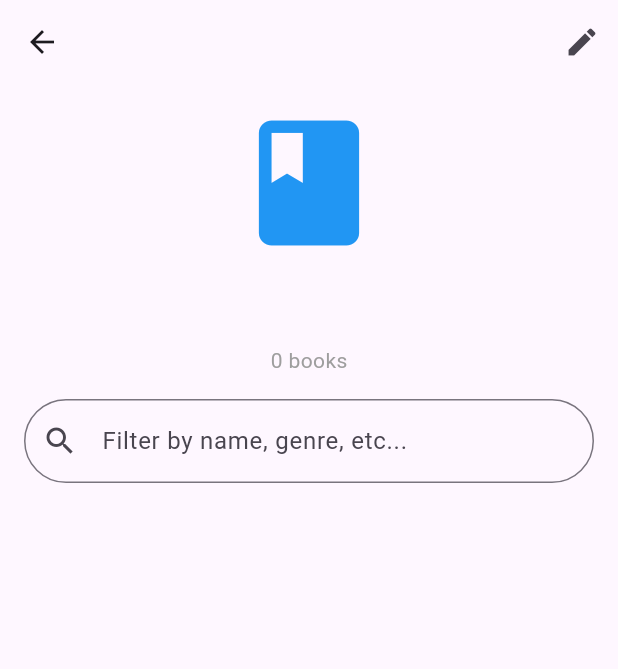
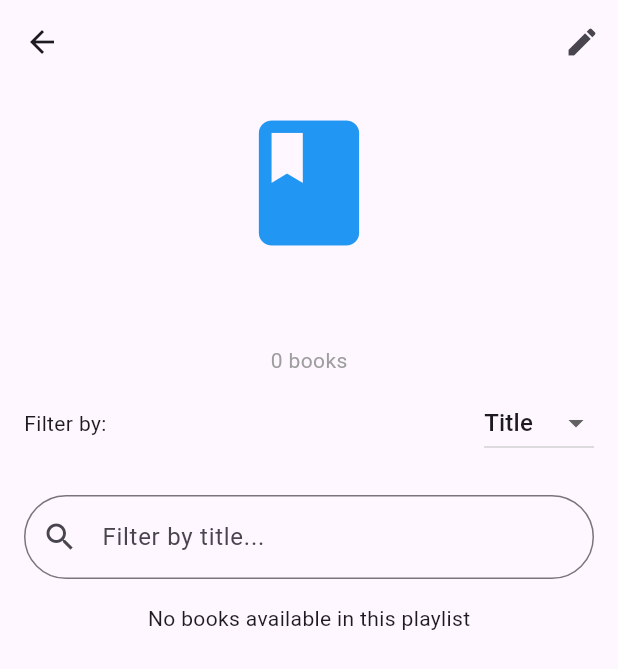
Before and after one commit to diogoguerra03/bookstore, a Flutter app: the PlaylistDetailPage screen opened directly with empty values, on a phone screen of 412 x 824 dp. Shown: the top 669 px of the screen. Run offline on Flutter 3.47's test engine with Material 3 defaults, Android fonts, the phone set to English and light mode, and no system bars; our stand-ins replace connectivity_plus, firebase_auth, firebase_core, firebase_database, firebase_storage, image_picker and 2 more; accounts and stored records are empty.

Commit message:
feature: search books on playlist

```diff
--- a/lib/screens/playlist_detail_page.dart
+++ b/lib/screens/playlist_detail_page.dart
@@ -1,3 +1,4 @@
+import 'dart:async'; // Para usar debounce
 import 'package:flutter/material.dart';
 import 'package:firebase_database/firebase_database.dart';
 import 'package:firebase_auth/firebase_auth.dart';
@@ -25,9 +26,13 @@ class PlaylistDetailPageState extends State<PlaylistDetailPage> {
   final FirebaseAuth _auth = FirebaseAuth.instance;
   final FirebaseDatabase _database = FirebaseDatabase.instance;
   List<Book> books = []; // Lista de objetos do tipo Book
+  List<Book> filteredBooks = []; // Lista de livros filtrados
+  String searchTerm = '';
+  String filterBy = 'title'; // Opções: 'title' ou 'author'
   late DatabaseReference playlistRef; // Referência da playlist
   String? playlistImageUrl;
   String playlistName = ''; // Para manter o nome atualizado
+  Timer? _debounce; // Debounce timer para melhorar performance
 
   @override
   void initState() {
@@ -89,10 +94,12 @@ class PlaylistDetailPageState extends State<PlaylistDetailPage> {
                   coverUrl: bookData['coverUrl'] ?? '',
                 );
               }).toList();
+              _filterBooks(); // Aplica o filtro aos livros
             });
           } else {
             setState(() {
               books = [];
+              filteredBooks = [];
             });
           }
         }
@@ -100,10 +107,36 @@ class PlaylistDetailPageState extends State<PlaylistDetailPage> {
     }
   }
 
+  // Filtra os livros com base no título ou autor
+  void _filterBooks() {
+    setState(() {
+      filteredBooks = books.where((book) {
+        if (filterBy == 'title') {
+          return book.title.toLowerCase().contains(searchTerm.toLowerCase());
+        } else {
+          return book.authors.any((author) =>
+              author.toLowerCase().contains(searchTerm.toLowerCase()));
+        }
+      }).toList();
+    });
+  }
+
+  // Função de debounce para melhorar a performance ao digitar
+  void _onSearchChanged(String value) {
+    if (_debounce?.isActive ?? false) _debounce?.cancel();
+    _debounce = Timer(const Duration(milliseconds: 300), () {
+      setState(() {
+        searchTerm = value;
+        _filterBooks();
+      });
+    });
+  }
+
   @override
   void dispose() {
-    // Remove o listener quando a página for destruída
+    // Remove o listener e cancela o debounce timer
     playlistRef.onDisconnect();
+    _debounce?.cancel();
     super.dispose();
   }
 
@@ -148,43 +181,82 @@ class PlaylistDetailPageState extends State<PlaylistDetailPage> {
                 style:
                     const TextStyle(fontSize: 24, fontWeight: FontWeight.bold)),
             const SizedBox(height: 8),
-            Text('${books.length} books',
+            Text('${filteredBooks.length} books',
                 style: const TextStyle(color: Colors.grey)),
 
-            // Barra de pesquisa (opcional, ainda não implementada a função de filtro)
+            // Dropdown para escolher entre título ou autor
+            Padding(
+              padding: const EdgeInsets.symmetric(vertical: 8.0),
+              child: Row(
+                mainAxisAlignment: MainAxisAlignment.spaceBetween,
+                children: [
+                  const Text("Filter by: "),
+                  DropdownButton<String>(
+                    value: filterBy,
+                    items: const [
+                      DropdownMenuItem(value: 'title', child: Text('Title')),
+                      DropdownMenuItem(value: 'author', child: Text('Author')),
+                    ],
+                    onChanged: (value) {
+                      setState(() {
+                        filterBy = value!;
+                        _filterBooks(); // Atualiza o filtro ao mudar o critério
+                      });
+                    },
+                  ),
+                ],
+              ),
+            ),
+
+            // Barra de pesquisa
             Padding(
               padding: const EdgeInsets.symmetric(vertical: 16.0),
               child: TextField(
+                controller: TextEditingController(text: searchTerm),
                 decoration: InputDecoration(
-                  hintText: 'Filter by name, genre, etc...',
+                  hintText: 'Filter by $filterBy...',
                   border: OutlineInputBorder(
-                      borderRadius: BorderRadius.circular(30)),
+                    borderRadius: BorderRadius.circular(30),
+                  ),
+                  // Lupa à esquerda
                   prefixIcon: const Icon(Icons.search),
+                  // "X" à direita
+                  suffixIcon: searchTerm.isNotEmpty
+                      ? IconButton(
+                          icon: const Icon(Icons.clear),
+                          onPressed: () {
+                            setState(() {
+                              searchTerm = '';
+                              _filterBooks(); // Limpa a pesquisa e atualiza a lista
+                            });
+                          },
+                        )
+                      : null, // Não mostra o "X" se o campo estiver vazio
                 ),
-                onChanged: (value) {
-                  // Função para filtrar os livros (opcional)
-                },
+                onChanged: _onSearchChanged,
               ),
             ),
 
+            // Verifica se há livros na playlist
+            if (books.isEmpty)
+              const Center(child: Text("No books available in this playlist")),
+            // Verifica se o filtro resultou em livros
+            if (filteredBooks.isEmpty && books.isNotEmpty)
+              const Center(child: Text("No books found matching your search")),
+
             // Lista de livros
+            if (filteredBooks.isNotEmpty)
               Expanded(
                 child: ListView.builder(
-                itemCount: books.length,
+                  itemCount: filteredBooks.length,
                   itemBuilder: (context, index) {
-                  final book = books[index];
+                    final book = filteredBooks[index];
                     return ListTile(
-                    // Dentro de 'ListTile', ajuste no leading
                       leading: book.coverUrl.isNotEmpty
-                        ? Image.network(
-                            book.coverUrl,
-                            width: 50,
-                            height: 50,
-                            fit: BoxFit
-                                .contain, // Mude para BoxFit.contain para não cortar a imagem
-                          )
-                        : const Icon(Icons.book, size: 50, color: Colors.blue),
-
+                          ? Image.network(book.coverUrl,
+                              width: 50, height: 50, fit: BoxFit.contain)
+                          : const Icon(Icons.book,
+                              size: 50, color: Colors.blue),
                       title: Text(book.title),
                       subtitle: Text(book.authors.isNotEmpty
                           ? book.authors.join(', ')
```
Lines whose indentation alone changed are shown as unchanged.
